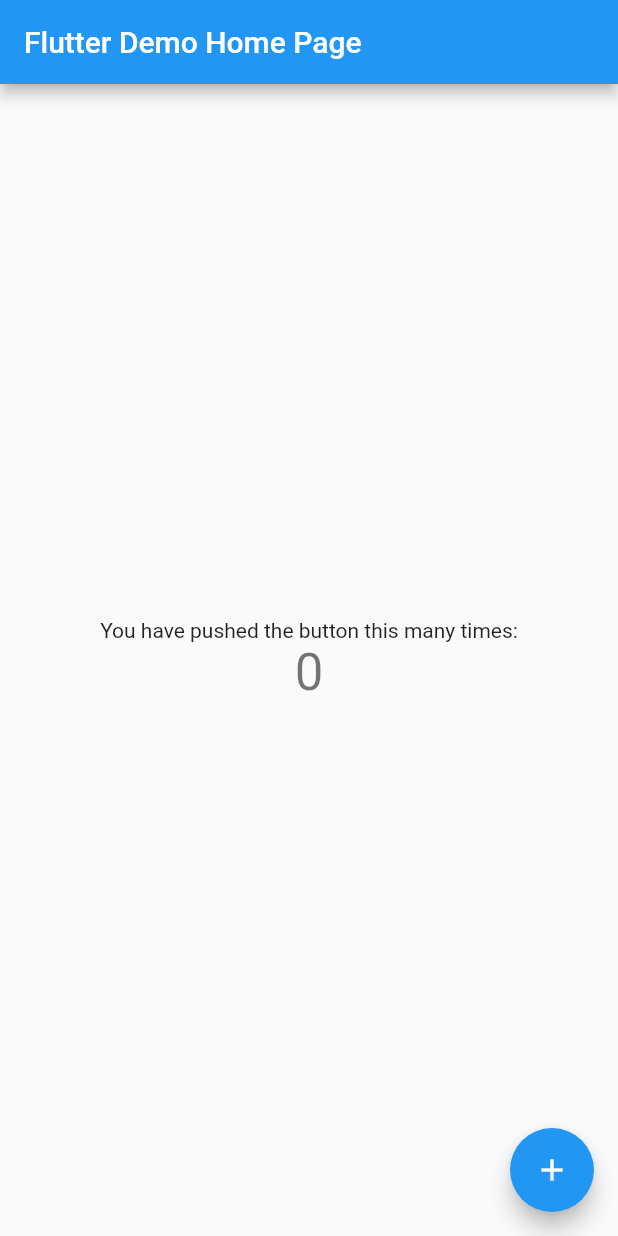
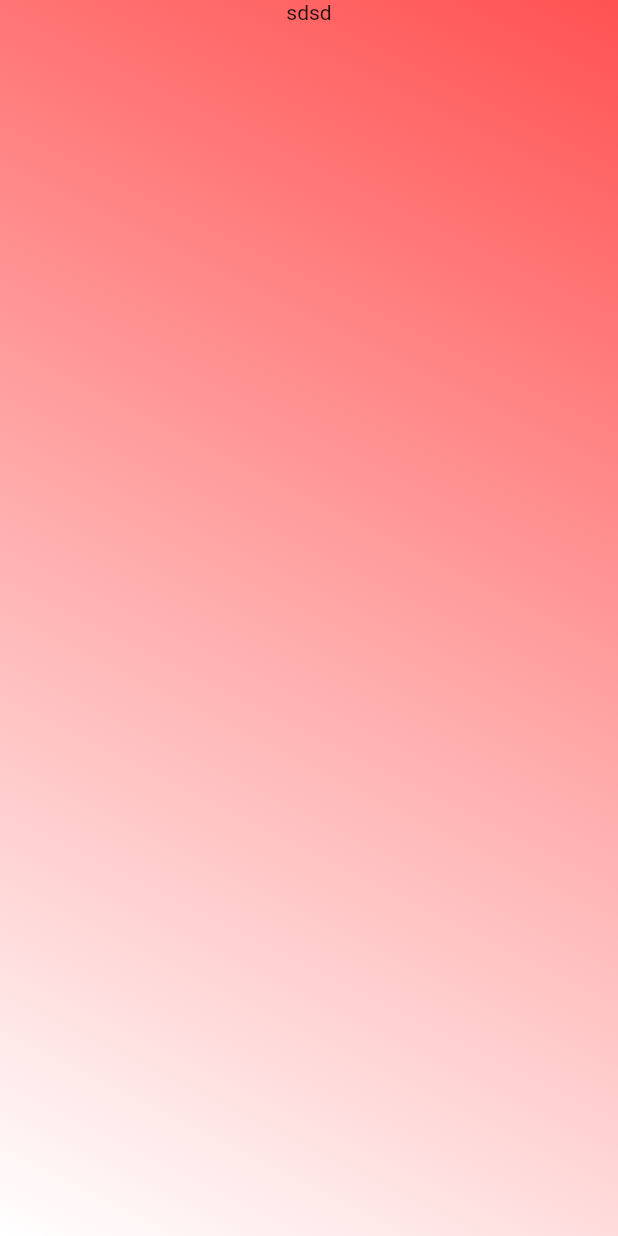
Before and after one commit to C4st3ll4n/BL, a Flutter app: the screen it shows after launch, on a phone screen of 412 x 824 dp. Run offline on Flutter 3.47's test engine with Material 2 defaults, Android fonts, the phone set to English and light mode, and no system bars.

```diff
--- a/lib/main.dart
+++ b/lib/main.dart
@@ -1,113 +1,25 @@
 import 'package:flutter/material.dart';
+import 'package:marketeasy/views/Login/LoginView.dart';
+import 'package:provider/provider.dart';
 
-void main() {
+void main(){
   runApp(MyApp());
 }
 
 class MyApp extends StatelessWidget {
-  // This widget is the root of your application.
+  // const MyApp({required Key key}) : super(key: key);
+
   @override
   Widget build(BuildContext context) {
     return MaterialApp(
-      title: 'Flutter Demo',
-      theme: ThemeData(
-        // This is the theme of your application.
-        //
-        // Try running your application with "flutter run". You'll see the
-        // application has a blue toolbar. Then, without quitting the app, try
-        // changing the primarySwatch below to Colors.green and then invoke
-        // "hot reload" (press "r" in the console where you ran "flutter run",
-        // or simply save your changes to "hot reload" in a Flutter IDE).
-        // Notice that the counter didn't reset back to zero; the application
-        // is not restarted.
-        primarySwatch: Colors.blue,
-      ),
-      home: MyHomePage(title: 'Flutter Demo Home Page'),
+      debugShowCheckedModeBanner: false,
+      home: Login(),
     );
+    // return MultiProvider(providers: [],
+    // child: MaterialApp(
+    //   debugShowCheckedModeBanner: false,
+    //   home: Login(),
+    // ),
+    // );
   }
 }
-
-class MyHomePage extends StatefulWidget {
-  MyHomePage({Key? key, required this.title}) : super(key: key);
-
-  // This widget is the home page of your application. It is stateful, meaning
-  // that it has a State object (defined below) that contains fields that affect
-  // how it looks.
-
-  // This class is the configuration for the state. It holds the values (in this
-  // case the title) provided by the parent (in this case the App widget) and
-  // used by the build method of the State. Fields in a Widget subclass are
-  // always marked "final".
-
-  final String title;
-
-  @override
-  _MyHomePageState createState() => _MyHomePageState();
-}
-
-class _MyHomePageState extends State<MyHomePage> {
-  int _counter = 0;
-
-  void _incrementCounter() {
-    setState(() {
-      // This call to setState tells the Flutter framework that something has
-      // changed in this State, which causes it to rerun the build method below
-      // so that the display can reflect the updated values. If we changed
-      // _counter without calling setState(), then the build method would not be
-      // called again, and so nothing would appear to happen.
-      _counter++;
-    });
-  }
-
-  @override
-  Widget build(BuildContext context) {
-    // This method is rerun every time setState is called, for instance as done
-    // by the _incrementCounter method above.
-    //
-    // The Flutter framework has been optimized to make rerunning build methods
-    // fast, so that you can just rebuild anything that needs updating rather
-    // than having to individually change instances of widgets.
-    return Scaffold(
-      appBar: AppBar(
-        // Here we take the value from the MyHomePage object that was created by
-        // the App.build method, and use it to set our appbar title.
-        title: Text(widget.title),
-      ),
-      body: Center(
-        // Center is a layout widget. It takes a single child and positions it
-        // in the middle of the parent.
-        child: Column(
-          // Column is also a layout widget. It takes a list of children and
-          // arranges them vertically. By default, it sizes itself to fit its
-          // children horizontally, and tries to be as tall as its parent.
-          //
-          // Invoke "debug painting" (press "p" in the console, choose the
-          // "Toggle Debug Paint" action from the Flutter Inspector in Android
-          // Studio, or the "Toggle Debug Paint" command in Visual Studio Code)
-          // to see the wireframe for each widget.
-          //
-          // Column has various properties to control how it sizes itself and
-          // how it positions its children. Here we use mainAxisAlignment to
-          // center the children vertically; the main axis here is the vertical
-          // axis because Columns are vertical (the cross axis would be
-          // horizontal).
-          mainAxisAlignment: MainAxisAlignment.center,
-          children: <Widget>[
-            Text(
-              'You have pushed the button this many times:',
-            ),
-            Text(
-              '$_counter',
-              style: Theme.of(context).textTheme.headline4,
-            ),
-          ],
-        ),
-      ),
-      floatingActionButton: FloatingActionButton(
-        onPressed: _incrementCounter,
-        tooltip: 'Increment',
-        child: Icon(Icons.add),
-      ), // This trailing comma makes auto-formatting nicer for build methods.
-    );
-  }
-}
--- /dev/null
+++ b/lib/views/Login/LoginView.dart
@@ -0,0 +1,28 @@
+import 'package:flutter/material.dart';
+class Login extends StatelessWidget {
+  // const Login({required Key key}) : super(key: key);
+
+  @override
+  Widget build(BuildContext context) {
+    return Scaffold(
+      body: Container(
+        decoration: BoxDecoration(
+          gradient: LinearGradient(
+            begin: Alignment.topRight,
+            end: Alignment.bottomLeft,
+            colors: [Colors.redAccent, Colors.white]
+          ),
+        ),
+        child: ListView(
+          children: [
+            Column(
+              children: [
+                Text('sdsd')
+              ],
+            )
+          ],
+        ),
+      )
+    );
+  }
+}
--- a/pubspec.yaml
+++ b/pubspec.yaml
@@ -28,10 +28,14 @@ dependencies:
   # The following adds the Cupertino Icons font to your application.
   # Use with the CupertinoIcons class for iOS style icons.
   cupertino_icons: ^1.0.2
+  provider: ^5.0.0
+  http: ^0.13.3
+
 
 dev_dependencies:
   flutter_test:
     sdk: flutter
+
 
 # For information on the generic Dart part of this file, see the
 # following page: https://dart.dev/tools/pub/pubspec
```
Also changed, not shown: pubspec.lock, 1 other file.
